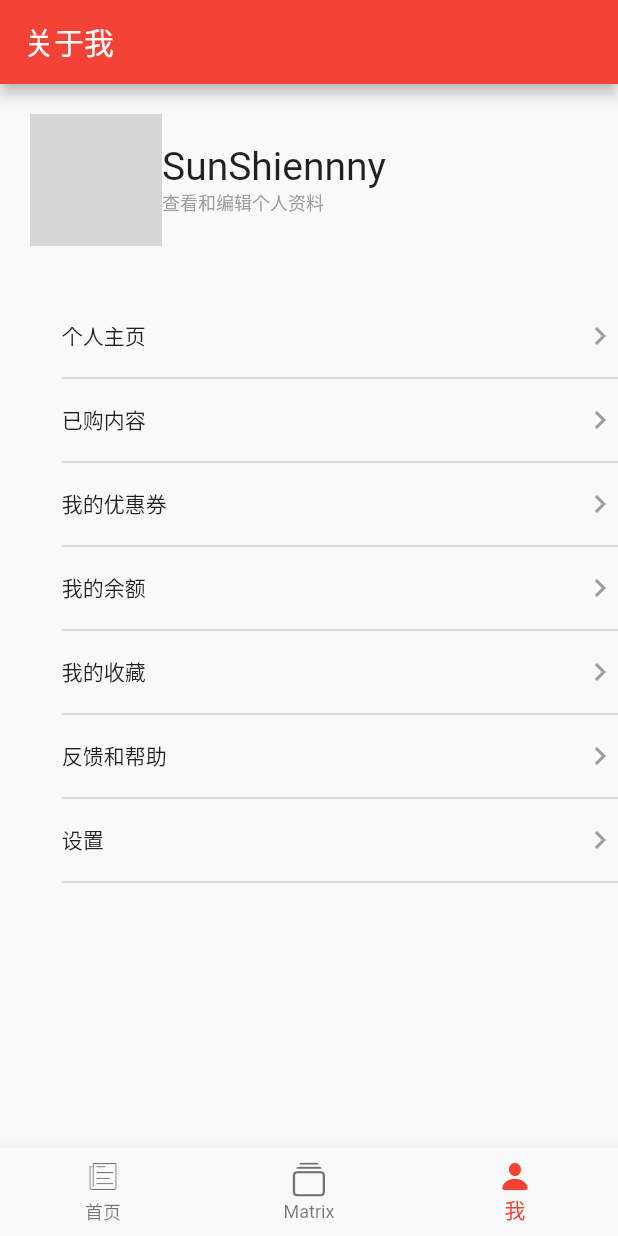
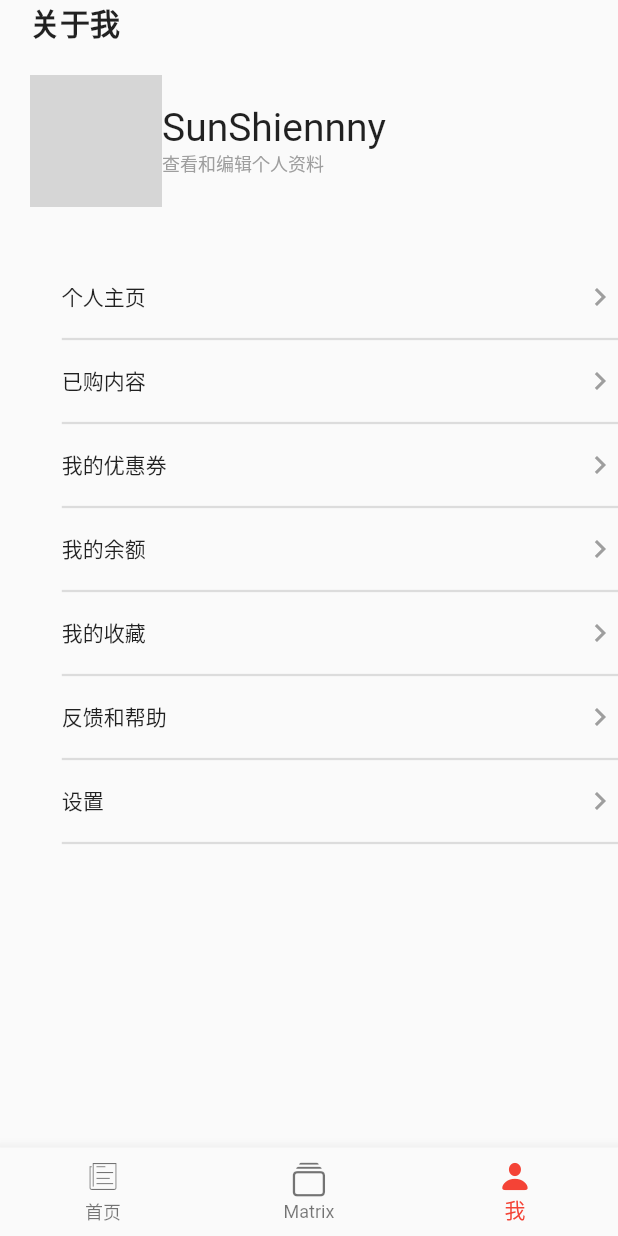
Before and after one commit to sunshinenny/sspai, a Flutter app: the screen it shows after launch, item 3 of the bottom bar chosen, on a phone screen of 412 x 824 dp. Run offline on Flutter 3.47's test engine with Material 2 defaults, Android fonts, the phone set to English and light mode, and no system bars; our stand-ins replace dio, flutter_html, share, webview_flutter; accounts and stored records are empty; network calls fail; grey boxes are pictures that could not be loaded.

Commit message:
自定义appBar实现、在state组件中获取父组件的参数需要使用widget.xxx获取

```diff
--- a/lib/skeleton.dart
+++ b/lib/skeleton.dart
@@ -3,6 +3,8 @@ import 'package:flutter/material.dart';
 import 'package:sspai/page/about_me.dart';
 import 'package:sspai/page/index.dart';
 import 'package:sspai/page/matrix.dart';
+import 'package:sspai/widget/x_app_bar.dart';
+import 'package:provider/provider.dart';
 
 class Skeleton extends StatefulWidget {
   Skeleton({Key key}) : super(key: key);
@@ -21,15 +23,14 @@ final itemNames = [
   _Item('我', CupertinoIcons.person_solid, CupertinoIcons.profile_circled),
 ];
 
-
 class _Item {
   String name;
   IconData activeIcon, normalIcon;
 
   _Item(this.name, this.activeIcon, this.normalIcon);
 }
+
 class _SkeletonState extends State<Skeleton> {
-
   List<Widget> pages;
   final pageNames = ["首页", "Matrix", "关于我"];
   List<BottomNavigationBarItem> itemList;
@@ -73,8 +74,12 @@ class _SkeletonState extends State<Skeleton> {
   @override
   Widget build(BuildContext context) {
     return Scaffold(
-      appBar: AppBar(
-        title: Text(pageNames[_selectIndex]),
+      //      appBar: AppBar(
+      //        title: Text(pageNames[_selectIndex]),
+      //      ),
+      appBar: XAppBar(
+        title: pageNames[_selectIndex],
+        textStyle: TextStyle(fontSize: 20, fontWeight: FontWeight.bold),
       ),
       body: Stack(
         children: <Widget>[
--- /dev/null
+++ b/lib/widget/x_app_bar.dart
@@ -0,0 +1,45 @@
+import 'package:flutter/cupertino.dart';
+import 'package:flutter/material.dart';
+
+class XAppBar extends StatefulWidget implements PreferredSizeWidget {
+  XAppBar({Key key, this.title, this.textStyle}) : super(key: key);
+  String title;
+  TextStyle textStyle;
+
+  @override
+  _XAppBarState createState() =>
+      _XAppBarState();
+
+  @override
+  // TODO: implement preferredSize
+  Size get preferredSize => new Size.fromHeight(30);
+}
+
+class _XAppBarState extends State<XAppBar> {
+  @override
+  void didChangeDependencies() {
+    print("updateDependencies ${widget.title}");
+  }
+
+  @override
+  void didUpdateWidget(XAppBar oldWidget) {
+    print("updateWidget ${widget.title}");
+  }
+
+  @override
+  Widget build(BuildContext context) {
+    return SafeArea(
+      child: Padding(
+        padding: const EdgeInsets.symmetric(horizontal: 20),
+        child: Row(
+          children: <Widget>[
+            Text(
+              "${widget.title}",
+              style: widget.textStyle,
+            )
+          ],
+        ),
+      ),
+    );
+  }
+}
--- a/pubspec.yaml
+++ b/pubspec.yaml
@@ -32,6 +32,7 @@ dependencies:
   url_launcher: ^5.4.1
   # 调用系统分享 <https://pub.dev/packages/share>
   share: ^0.6.3+5
+  provider: ^4.0.1
 
 dev_dependencies:
   flutter_test:
```
Also changed, not shown: lib/page/pay_card_detail.dart (+30 -20 lines), lib/widget/pay_card.dart (+10 -3 lines), pubspec.lock.
